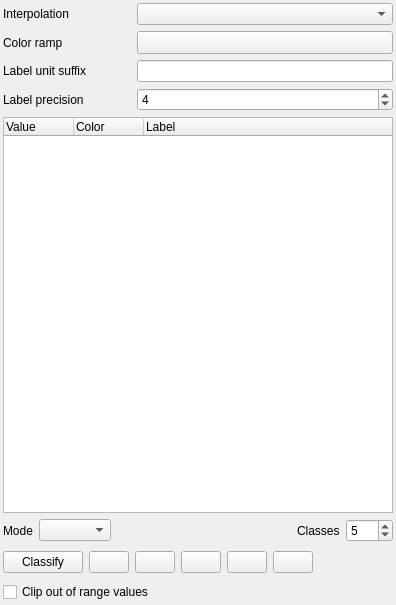
Qt form src/ui/qgscolorrampshaderwidgetbase.ui (qgis/QGIS) before a commit.
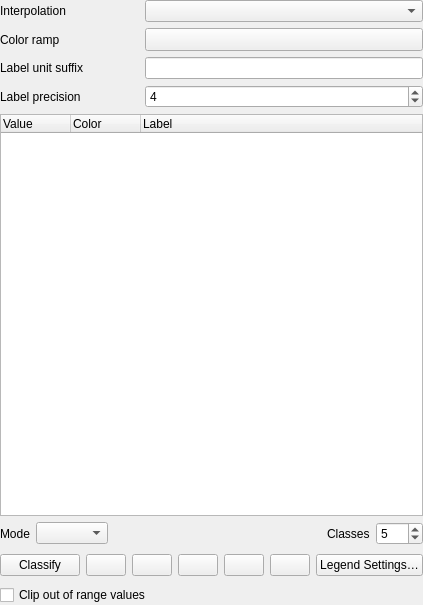
The same form after that commit. Icons and pictures are not drawn. Custom widgets are drawn as their Qt base class.

Commit message: Add a widget for customizing color ramp legend settings

Patch:
```diff
--- a/src/ui/qgscolorrampshaderwidgetbase.ui
+++ b/src/ui/qgscolorrampshaderwidgetbase.ui
@@ -6,7 +6,7 @@
    <rect>
     <x>0</x>
     <y>0</y>
-    <width>396</width>
+    <width>397</width>
     <height>605</height>
    </rect>
   </property>
@@ -15,16 +15,16 @@
   </property>
   <layout class="QGridLayout" name="gridLayout">
    <property name="leftMargin">
-    <number>3</number>
+    <number>0</number>
    </property>
    <property name="topMargin">
-    <number>3</number>
+    <number>0</number>
    </property>
    <property name="rightMargin">
-    <number>3</number>
+    <number>0</number>
    </property>
    <property name="bottomMargin">
-    <number>3</number>
+    <number>0</number>
    </property>
    <item row="4" column="0" colspan="3">
     <widget class="QTreeWidget" name="mColormapTreeWidget">
@@ -228,6 +228,13 @@
        </property>
       </spacer>
      </item>
+     <item>
+      <widget class="QPushButton" name="mLegendSettingsButton">
+       <property name="text">
+        <string>Legend Settings…</string>
+       </property>
+      </widget>
+     </item>
     </layout>
    </item>
    <item row="7" column="0" colspan="3">
```
The commit also changes 17 other files.
